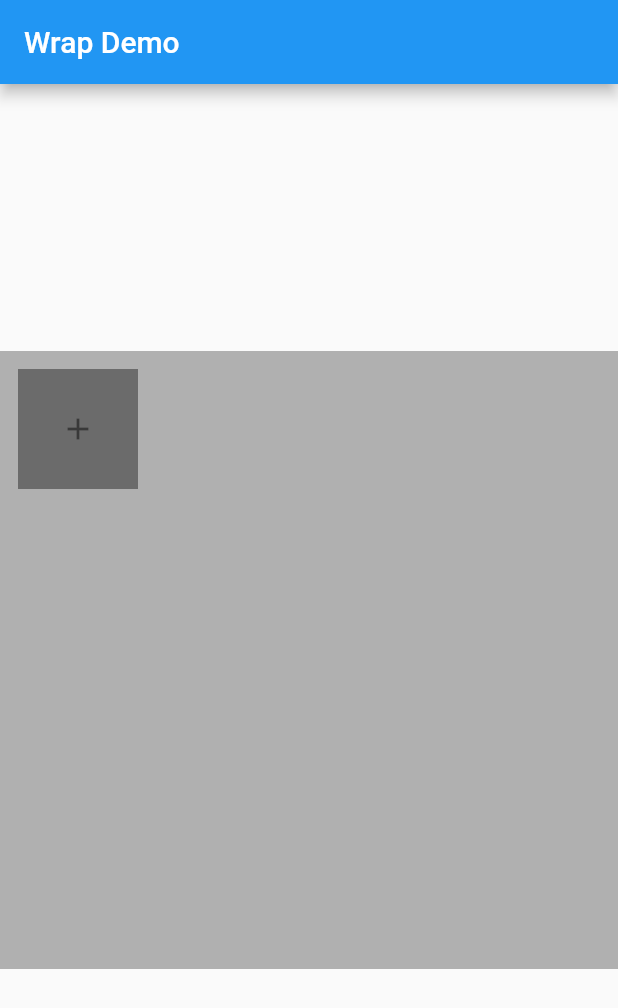
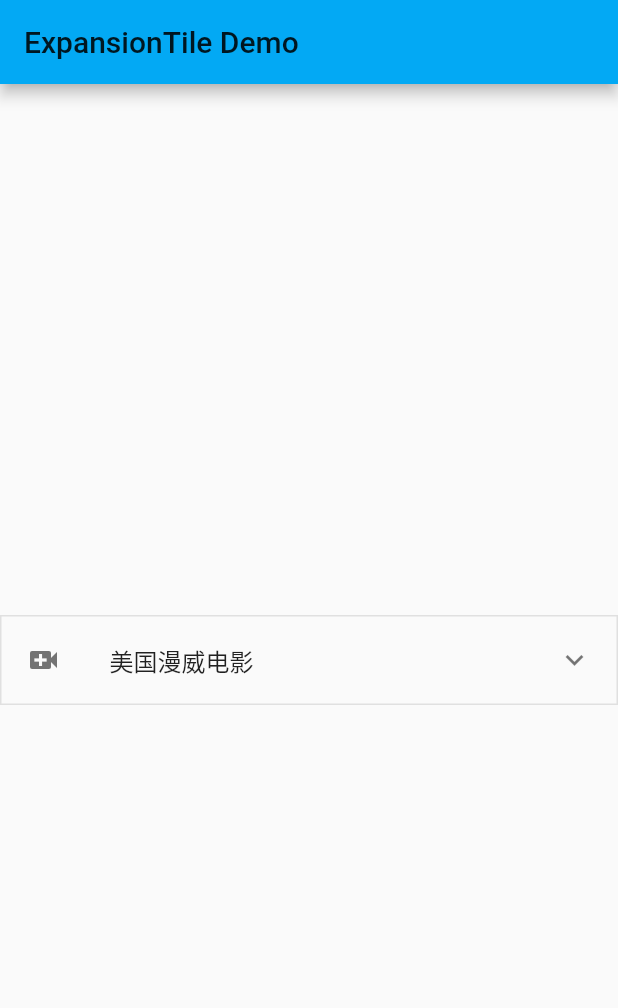
Before and after one commit to lanxuexing/flutter2study, a Flutter app: the screen it shows after launch, on a phone screen of 412 x 824 dp. Shown: the top 1008 px of the screen. Run offline on Flutter 3.47's test engine with Material 2 defaults, Android fonts, the phone set to English and light mode, and no system bars.

Commit message:
feat: expansion tile

```diff
--- /dev/null
+++ b/lib/demo08/expansion_tile.dart
@@ -0,0 +1,41 @@
+import 'package:flutter/material.dart';
+
+class MyExpansionTile extends StatelessWidget {
+  @override
+  Widget build(BuildContext context) {
+    return Scaffold(
+      appBar: AppBar(
+        title: Text('ExpansionTile Demo'),
+      ),
+      body: Center(
+        child: Container(
+          decoration: BoxDecoration(
+            border: Border.all(
+              color: Colors.grey[300]
+            ),
+          ),
+          child: ExpansionTile(
+            leading: Icon(Icons.video_call),
+            title: Text('美国漫威电影'),
+            backgroundColor: Colors.grey[200],
+            initiallyExpanded: false, // 初始化是否展开，默认式不展开卡片
+            children: <Widget>[
+              ListTile(
+                title: Text('毒液：致命保护者'),
+                subtitle: Text('漫威影业'),
+              ),
+              ListTile(
+                title: Text('复仇者联盟3：无限战争'),
+                subtitle: Text('漫威影业'),
+              ),
+              ListTile(
+                title: Text('雷神3：诸神黄昏'),
+                subtitle: Text('漫威影业'),
+              ),
+            ],
+          ),
+        )
+      ),
+    );
+  }
+}
--- a/lib/main.dart
+++ b/lib/main.dart
@@ -929,8 +929,28 @@
 /**
  * 24.Wrap流式布局
  */
+// import 'package:flutter/material.dart';
+// import 'demo07/wrap.dart';
+
+// void main() => runApp(MyApp());
+
+// class MyApp extends StatelessWidget {
+//   @override
+//   Widget build(BuildContext context) {
+//     return MaterialApp(
+//       title: 'Flutter Wrap Demo',
+//       theme: ThemeData.light(),
+//       home: MyWrap(),
+//     );
+//   }
+// }
+
+
+/**
+ * 25.可展开的卡片
+ */
 import 'package:flutter/material.dart';
-import 'demo07/wrap.dart';
+import 'demo08/expansion_tile.dart';
 
 void main() => runApp(MyApp());
 
@@ -938,9 +958,11 @@ class MyApp extends StatelessWidget {
   @override
   Widget build(BuildContext context) {
     return MaterialApp(
-      title: 'Flutter Wrap Demo',
-      theme: ThemeData.light(),
-      home: MyWrap(),
+      title: 'Flutter Demo',
+      theme: ThemeData(
+        primarySwatch: Colors.lightBlue
+      ),
+      home: MyExpansionTile(),
     );
   }
 }
```
